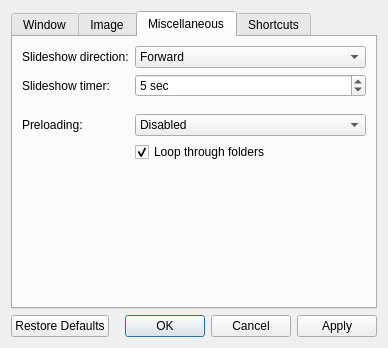
Before: the Qt Designer form src/qvoptionsdialog.ui in jurplel/qView, drawn with Qt 5.
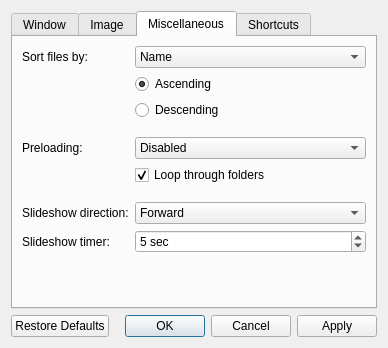
After: the same form once the commit is applied. The open tabs and pages were chosen to show the change.

```diff
--- a/src/qvoptionsdialog.ui
+++ b/src/qvoptionsdialog.ui
@@ -391,13 +391,118 @@
       </attribute>
       <layout class="QFormLayout" name="formLayout_3">
        <item row="0" column="0">
+        <widget class="QLabel" name="label_8">
+         <property name="text">
+          <string>Sort files by:</string>
+         </property>
+        </widget>
+       </item>
+       <item row="0" column="1">
+        <widget class="QComboBox" name="sortComboBox">
+         <item>
+          <property name="text">
+           <string>Name</string>
+          </property>
+         </item>
+         <item>
+          <property name="text">
+           <string>Last Modified</string>
+          </property>
+         </item>
+         <item>
+          <property name="text">
+           <string>Size</string>
+          </property>
+         </item>
+         <item>
+          <property name="text">
+           <string>Type</string>
+          </property>
+         </item>
+        </widget>
+       </item>
+       <item row="3" column="1">
+        <spacer name="horizontalSpacer_6">
+         <property name="orientation">
+          <enum>Qt::Horizontal</enum>
+         </property>
+         <property name="sizeHint" stdset="0">
+          <size>
+           <width>40</width>
+           <height>5</height>
+          </size>
+         </property>
+        </spacer>
+       </item>
+       <item row="4" column="0">
+        <widget class="QLabel" name="label_7">
+         <property name="toolTip">
+          <string>Controls the amount of images preloaded</string>
+         </property>
+         <property name="text">
+          <string>Preloading:</string>
+         </property>
+        </widget>
+       </item>
+       <item row="4" column="1">
+        <widget class="QComboBox" name="preloadingComboBox">
+         <property name="toolTip">
+          <string>Controls the amount of images preloaded</string>
+         </property>
+         <property name="currentIndex">
+          <number>0</number>
+         </property>
+         <item>
+          <property name="text">
+           <string>Disabled</string>
+          </property>
+         </item>
+         <item>
+          <property name="text">
+           <string>Adjacent</string>
+          </property>
+         </item>
+         <item>
+          <property name="text">
+           <string>Extended</string>
+          </property>
+         </item>
+        </widget>
+       </item>
+       <item row="5" column="1">
+        <widget class="QCheckBox" name="loopFoldersCheckbox">
+         <property name="toolTip">
+          <string>Controls whether or not qView should go back to the first item after reaching the end of a folder</string>
+         </property>
+         <property name="text">
+          <string>Loop through folders</string>
+         </property>
+         <property name="checked">
+          <bool>true</bool>
+         </property>
+        </widget>
+       </item>
+       <item row="6" column="1">
+        <spacer name="horizontalSpacer_5">
+         <property name="orientation">
+          <enum>Qt::Horizontal</enum>
+         </property>
+         <property name="sizeHint" stdset="0">
+          <size>
+           <width>40</width>
+           <height>5</height>
+          </size>
+         </property>
+        </spacer>
+       </item>
+       <item row="7" column="0">
         <widget class="QLabel" name="label_4">
          <property name="text">
           <string>Slideshow direction:</string>
          </property>
         </widget>
        </item>
-       <item row="0" column="1">
+       <item row="7" column="1">
         <widget class="QComboBox" name="slideshowDirectionComboBox">
          <item>
           <property name="text">
@@ -411,14 +516,14 @@
          </item>
         </widget>
        </item>
-       <item row="1" column="0">
+       <item row="8" column="0">
         <widget class="QLabel" name="label_5">
          <property name="text">
           <string>Slideshow timer:</string>
          </property>
         </widget>
        </item>
-       <item row="1" column="1">
+       <item row="8" column="1">
         <widget class="QSpinBox" name="slideshowTimerSpinBox">
          <property name="suffix">
           <string> sec</string>
@@ -434,65 +539,21 @@
          </property>
         </widget>
        </item>
+       <item row="1" column="1">
+        <widget class="QRadioButton" name="ascendingRadioButton0">
+         <property name="text">
+          <string>Ascending</string>
+         </property>
+         <property name="checked">
+          <bool>true</bool>
+         </property>
+        </widget>
+       </item>
        <item row="2" column="1">
-        <spacer name="horizontalSpacer_5">
-         <property name="orientation">
-          <enum>Qt::Horizontal</enum>
-         </property>
-         <property name="sizeHint" stdset="0">
-          <size>
-           <width>40</width>
-           <height>5</height>
-          </size>
-         </property>
-        </spacer>
-       </item>
-       <item row="4" column="1">
-        <widget class="QCheckBox" name="loopFoldersCheckbox">
-         <property name="toolTip">
-          <string>Controls whether or not qView should go back to the first item after reaching the end of a folder</string>
-         </property>
+        <widget class="QRadioButton" name="ascendingRadioButton1">
          <property name="text">
-          <string>Loop through folders</string>
+          <string>Descending</string>
          </property>
-         <property name="checked">
-          <bool>true</bool>
-         </property>
-        </widget>
-       </item>
-       <item row="3" column="0">
-        <widget class="QLabel" name="label_7">
-         <property name="toolTip">
-          <string>Controls the amount of images preloaded</string>
-         </property>
-         <property name="text">
-          <string>Preloading:</string>
-         </property>
-        </widget>
-       </item>
-       <item row="3" column="1">
-        <widget class="QComboBox" name="preloadingComboBox">
-         <property name="toolTip">
-          <string>Controls the amount of images preloaded</string>
-         </property>
-         <property name="currentIndex">
-          <number>0</number>
-         </property>
-         <item>
-          <property name="text">
-           <string>Disabled</string>
-          </property>
-         </item>
-         <item>
-          <property name="text">
-           <string>Adjacent</string>
-          </property>
-         </item>
-         <item>
-          <property name="text">
-           <string>Extended</string>
-          </property>
-         </item>
         </widget>
        </item>
       </layout>
```
